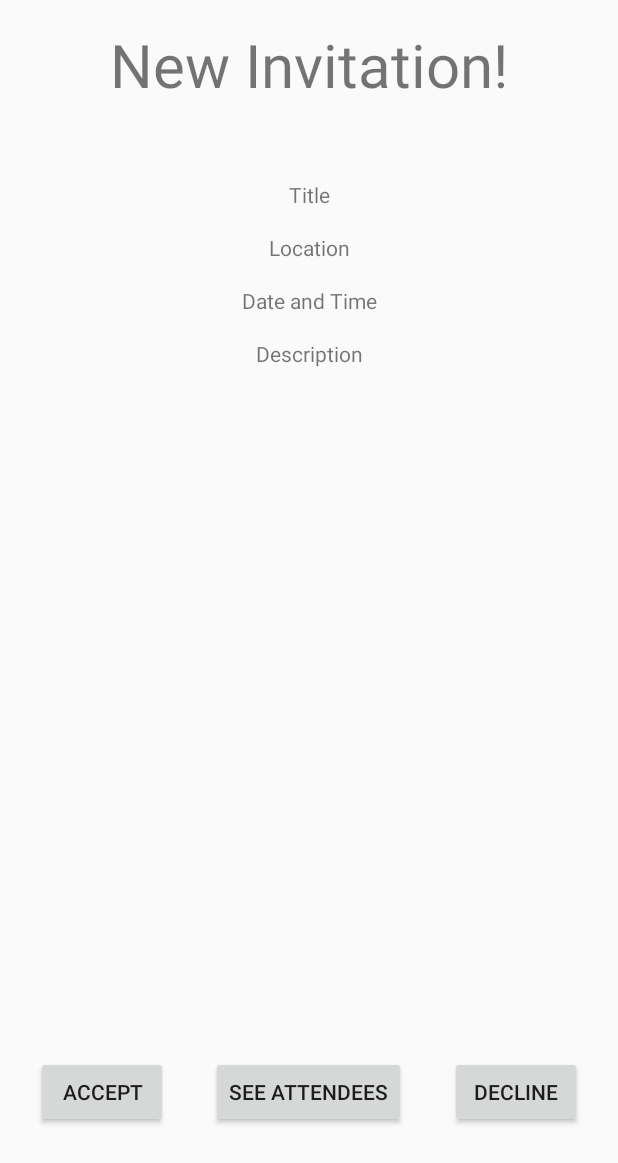
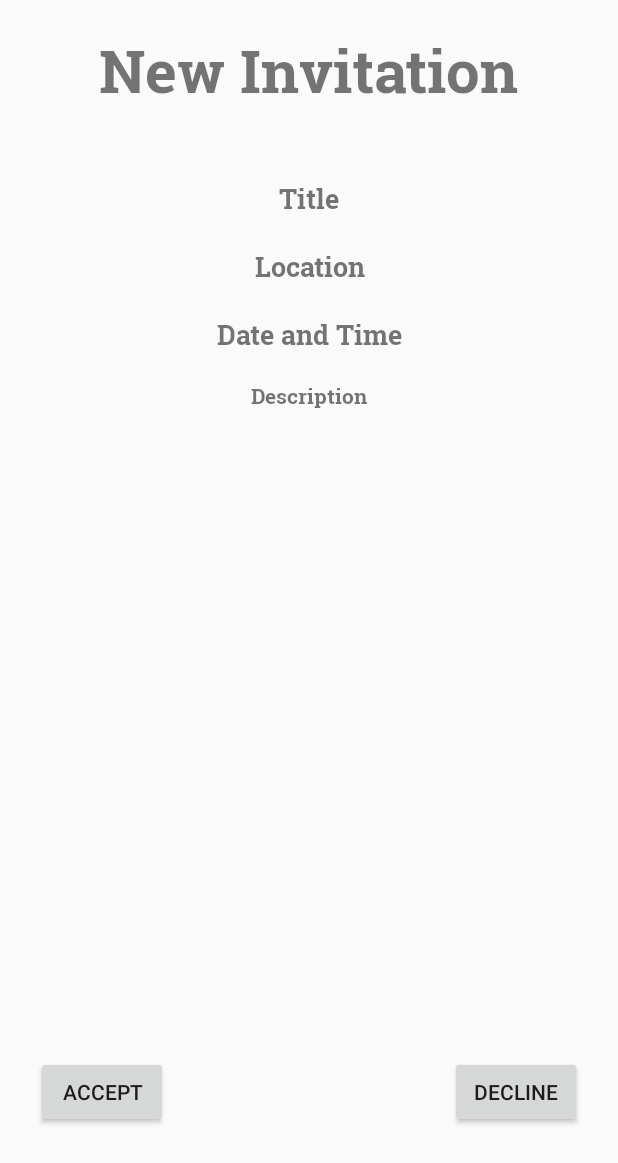
Before and after one commit to ProjectLocus/JoinMe, an Android app: the layout fragment_invite_details.xml on its own in the app's theme, with its tools: preview values and no code run, on a phone screen of 412 x 824 dp. Shown: the top 1163 px of the screen. Run offline under Robolectric (Android 15) with nearby library versions, the phone set to English and light mode, and no system bars.

```diff
--- a/app/src/main/res/layout/fragment_invite_details.xml
+++ b/app/src/main/res/layout/fragment_invite_details.xml
@@ -8,58 +8,69 @@
       android:id="@+id/tv_invitation_details_title"
       android:layout_width="wrap_content"
       android:layout_height="wrap_content"
-    android:layout_marginTop="16dp"
       android:layout_alignParentTop="true"
       android:layout_centerHorizontal="true"
-    android:text="New Invitation!"
+      android:layout_marginTop="20dp"
+      android:fontFamily="@font/robotoslab_bold"
+      android:text="New Invitation"
       android:textAlignment="center"
-    android:textSize="40dp"/>
+      android:textSize="40dp" />
 
   <TextView
       android:id="@+id/et_invitation_details_title"
       android:layout_width="wrap_content"
       android:layout_height="wrap_content"
+      android:layout_centerHorizontal="true"
       android:layout_marginTop="120dp"
-    android:layout_marginBottom="8dp"
+      android:layout_marginBottom="10dp"
+      android:ems="16"
+      android:fontFamily="@font/robotoslab_bold"
       android:gravity="center"
-    android:layout_centerHorizontal="true"
-    android:ems="16"
-    android:text="Title"/>
+      android:text="Title"
+      android:textSize="18sp" />
 
   <TextView
       android:id="@+id/et_invitation_details_location"
       android:layout_width="wrap_content"
       android:layout_height="wrap_content"
-    android:layout_margin="8dp"
-    android:gravity="center"
       android:layout_below="@+id/et_invitation_details_title"
       android:layout_centerHorizontal="true"
+      android:layout_marginStart="10dp"
+      android:layout_marginTop="10dp"
+      android:layout_marginEnd="10dp"
+      android:layout_marginBottom="10dp"
       android:ems="16"
-    android:text="Location"/>
+      android:fontFamily="@font/robotoslab_bold"
+      android:gravity="center"
+      android:text="Location"
+      android:textSize="18sp" />
 
   <TextView
       android:id="@+id/et_invitation_details_date"
       android:layout_width="wrap_content"
       android:layout_height="wrap_content"
-    android:layout_marginTop="8dp"
-    android:layout_marginBottom="8dp"
-    android:gravity="center"
       android:layout_below="@+id/et_invitation_details_location"
       android:layout_centerHorizontal="true"
+      android:layout_marginTop="10dp"
+      android:layout_marginBottom="8dp"
       android:ems="16"
-    android:text="Date and Time"/>
+      android:fontFamily="@font/robotoslab_bold"
+      android:gravity="center"
+      android:text="Date and Time"
+      android:textSize="18sp" />
 
 
   <TextView
       android:id="@+id/et_invitation_details_description"
       android:layout_width="wrap_content"
       android:layout_height="wrap_content"
-    android:layout_marginTop="8dp"
       android:layout_below="@+id/et_invitation_details_date"
       android:layout_centerHorizontal="true"
+      android:layout_marginTop="10dp"
       android:ems="16"
+      android:fontFamily="@font/robotoslab_bold"
       android:gravity="center"
-    android:text="Description"/>
+      android:text="Description" />
 
   <Button
     android:id="@+id/bt_invitation_details_accept"
@@ -83,10 +94,11 @@
       android:id="@+id/bt_invitation_details_see_attendees"
       android:layout_width="wrap_content"
       android:layout_height="wrap_content"
-    android:layout_marginBottom="72dp"
       android:layout_alignParentBottom="true"
       android:layout_centerHorizontal="true"
-    android:text="See Attendees"/>
+      android:layout_marginBottom="72dp"
+      android:text="See Attendees"
+      android:visibility="invisible" />
 
 
 
```
Lines whose indentation alone changed are shown as unchanged.
